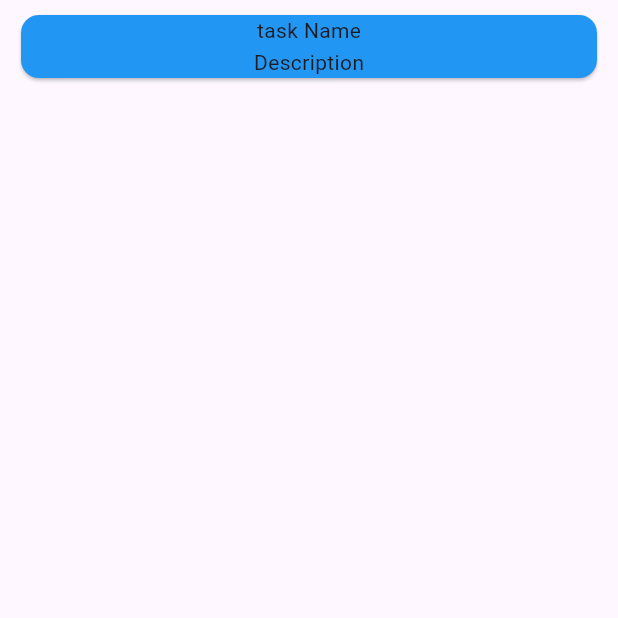
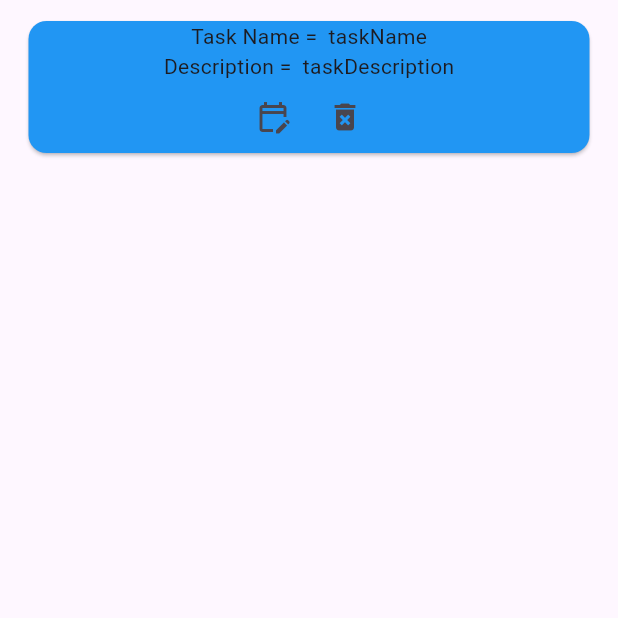
Before and after one commit to 1224jatin/practice_sqlflite1, a Flutter app: the screen it shows after launch, after a tap on "submit", on a phone screen of 412 x 824 dp, the top half of it. Run offline on Flutter 3.47's test engine with Material 3 defaults, Android fonts, the phone set to English and light mode, and no system bars; our stand-ins replace sqflite; accounts and stored records are empty.

Commit message:
30 - 3 - 2026

```diff
--- a/lib/db_helper/db_helper.dart
+++ b/lib/db_helper/db_helper.dart
@@ -35,13 +35,18 @@ return _db!;
     dbClient.insert("Tasks", task.ToMap(task));
   }
 
-  Future<List<Task>>selectTask() async{
+  Future<List<Map<String,dynamic>>>selectTask() async{
     final dbClient = await db;
-    final List<Map<String,dynamic>> maps = await dbClient.query("Tasks");
-    return maps.map((e)=> Task.fromMap(e)).toList();
+    return  await dbClient.query("Tasks");
 
+
+  }
+  Future<void> deleteTask(int id) async {
+    final dbClinet = await db ;
+    dbClinet.delete("Task", where: "id=?",whereArgs: [id]);
   }
 
 
 
+
 }
--- a/lib/model/model.dart
+++ b/lib/model/model.dart
@@ -1,4 +1,7 @@
 class Task{
+
+  int id =0;
+
   final String taskName ;
   final String taskDescription ;
 
--- a/lib/view/add_screen.dart
+++ b/lib/view/add_screen.dart
@@ -15,7 +15,7 @@ class AddScreen extends StatefulWidget{
 class _AddScreen extends State<AddScreen>{
   late final vm = Provider.of<VmSql>(context);
   final dbHelper=DbHelper();
-  List<Task> myTasks= [];
+  List<Map<String,dynamic>> myTasks= [];
 
   @override void initState() {
     super.initState();
@@ -37,7 +37,7 @@ class _AddScreen extends State<AddScreen>{
           children: [
             Expanded(child: ListView.builder(itemBuilder: (context,index){
               return Container(
-                margin: EdgeInsets.symmetric(horizontal: 10,vertical: 6),
+                margin: EdgeInsets.symmetric(horizontal: 15,vertical: 10),
                 child: Card(
                   color: Colors.blue,
                   child: Column(
@@ -49,22 +49,40 @@ class _AddScreen extends State<AddScreen>{
                         mainAxisAlignment: MainAxisAlignment.center,
                         crossAxisAlignment: CrossAxisAlignment.center,
                         children: [
-                          const Text("task Name"),
-                          Text(myTasks[index].taskName)
+                          const Text("Task Name =  "),
+                          Text(myTasks[index]["taskName"])
                         ],
                       ),
                       Row(
                         mainAxisAlignment: MainAxisAlignment.center,
                         crossAxisAlignment: CrossAxisAlignment.center,
                         children: [
-                          const Text("Description"),
-                          Text(myTasks[index].taskDescription)
+                          const Text("Description =  "),
+                          Text(myTasks[index]["taskDescription"])
                         ],
 
+                      ),
+                      Row(
+                        mainAxisAlignment: MainAxisAlignment.center,
+                        crossAxisAlignment: CrossAxisAlignment.center,
+                        children: [
+                          IconButton(onPressed: (){
+
+                          }, icon: Icon(Icons.edit_calendar_outlined)),
+                          IconButton(onPressed: (){
+                            setState(() {
+                              dbHelper.deleteTask(myTasks[index]["id"]);
+                              loadTasks();
+
+                            });
+
+                          }, icon: Icon(Icons.delete_forever))
+                        ],
                       )
+
+
                     ],
                   ),
-
                 ),
               );
 
--- a/lib/view/home_Screen.dart
+++ b/lib/view/home_Screen.dart
@@ -45,7 +45,7 @@ class _HomeScreen extends State<HomeScreen>{
            if(taskNamecontroller.text != null &&
                taskDecriptioncontroller.text != null){
              setState(() {
-               vm.addTask(Task(taskName: taskNamecontroller.text, taskDescription: taskDecriptioncontroller.text));
+               vm.addTask(Task(taskName: "taskName", taskDescription: "taskDescription"));
              });
              Navigator.push(context,
                  MaterialPageRoute(builder: (context)=> AddScreen()));
```
